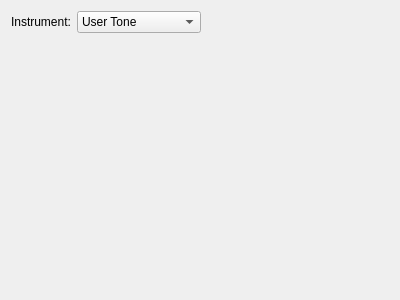
This is opl/melodywidget.ui in nirjacobson/Chromasound-Studio as Qt 5 draws it before an edit. The edited form follows.
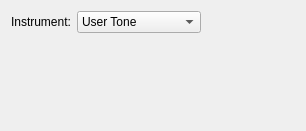
This is the edited form.

Diff of the .ui file:
```diff
--- a/opl/melodywidget.ui
+++ b/opl/melodywidget.ui
@@ -6,8 +6,8 @@
    <rect>
     <x>0</x>
     <y>0</y>
-    <width>400</width>
-    <height>300</height>
+    <width>306</width>
+    <height>131</height>
    </rect>
   </property>
   <property name="windowTitle">
@@ -116,7 +116,7 @@
      </property>
      <property name="sizeHint" stdset="0">
       <size>
-       <width>182</width>
+       <width>88</width>
        <height>20</height>
       </size>
      </property>
@@ -130,7 +130,7 @@
      <property name="sizeHint" stdset="0">
       <size>
        <width>20</width>
-       <height>248</height>
+       <height>0</height>
       </size>
      </property>
     </spacer>
```
